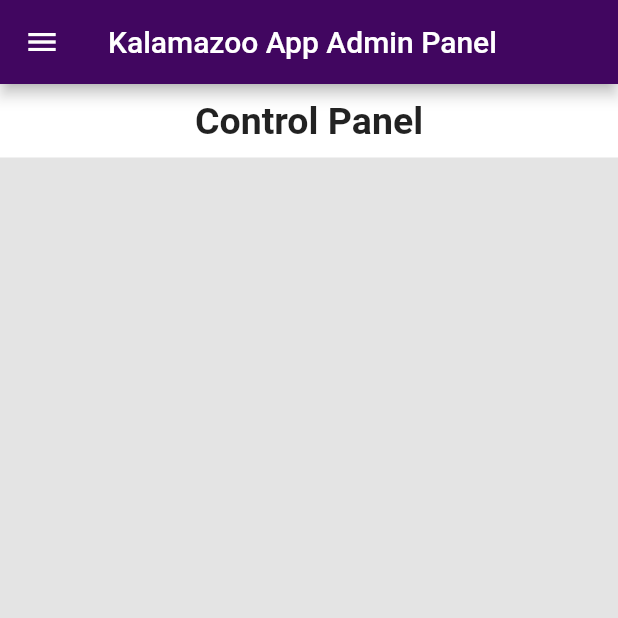
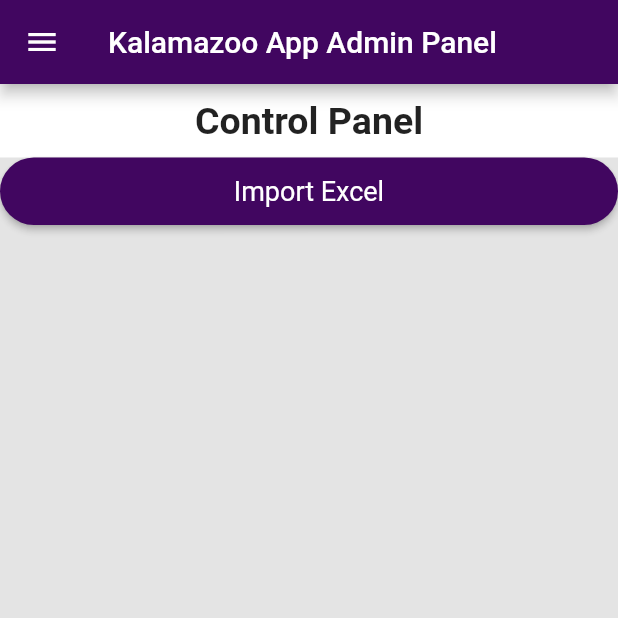
Before and after one commit to mercurystudio99/kalamazoo_admin, a Flutter app: the Dashboard screen opened directly, on a phone screen of 412 x 824 dp, the top half of it. Run offline on Flutter 3.47's test engine with Material 2 defaults, Android fonts, the light colour scheme and no system bars; our stand-ins replace chewie, cloud_firestore, firebase_core, firebase_storage, flutter_native_splash, timeago and 1 more; missing offline and left inert: excel; accounts and stored records are empty; statements that could not run were skipped.

Commit message:
import excel spreadsheet

```diff
--- a/lib/screens/dashboard.dart
+++ b/lib/screens/dashboard.dart
@@ -3,6 +3,7 @@ import 'package:kalamazoo_app_dashboard/constants/constants.dart';
 import 'package:kalamazoo_app_dashboard/models/app_model.dart';
 import 'package:kalamazoo_app_dashboard/widgets/my_navigation_drawer.dart';
 import 'package:kalamazoo_app_dashboard/widgets/processing.dart';
+import 'package:kalamazoo_app_dashboard/widgets/default_button.dart';
 import 'package:flutter/material.dart';
 import 'package:flutter_native_splash/flutter_native_splash.dart';
 
@@ -96,13 +97,28 @@ class _DashboardState extends State<Dashboard> {
                           width: double.maxFinite,
                           color: Colors.white,
                           padding: const EdgeInsets.all(10.0),
-                          child: Column(
-                            children: const [
+                          child: const Column(
+                            children: [
                               Text("Control Panel",
                                   style: TextStyle(
                                       fontSize: 25,
                                       fontWeight: FontWeight.bold)),
                             ],
+                          ),
+                        ),
+                      ),
+                      Center(
+                        child: SizedBox(
+                          width: double.maxFinite,
+                          child: DefaultButton(
+                            child: const Text("Import Excel",
+                                style: TextStyle(fontSize: 18)),
+                            onPressed: () {
+                              AppModel().importExcel(
+                                  filepath: 'assets/resources/data.xlsx',
+                                  onSuccess: () {},
+                                  onError: () {});
+                            },
                           ),
                         ),
                       ),
--- a/pubspec.yaml
+++ b/pubspec.yaml
@@ -46,6 +46,7 @@ dependencies:
   chewie: 1.5.0
   video_player: 2.6.1
   cached_network_image: 3.2.3
+  excel: ^2.1.0
 
 dev_dependencies:
   flutter_test:
@@ -75,6 +76,7 @@ flutter:
   #   - images/a_dot_ham.jpeg
   assets:
     - assets/images/
+    - assets/resources/
 
   # An image asset can refer to one or more resolution-specific "variants", see
   # https://flutter.dev/assets-and-images/#resolution-aware.
```
Also changed, not shown: lib/models/app_model.dart (+31 -0 lines), pubspec.lock, 1 other file.
